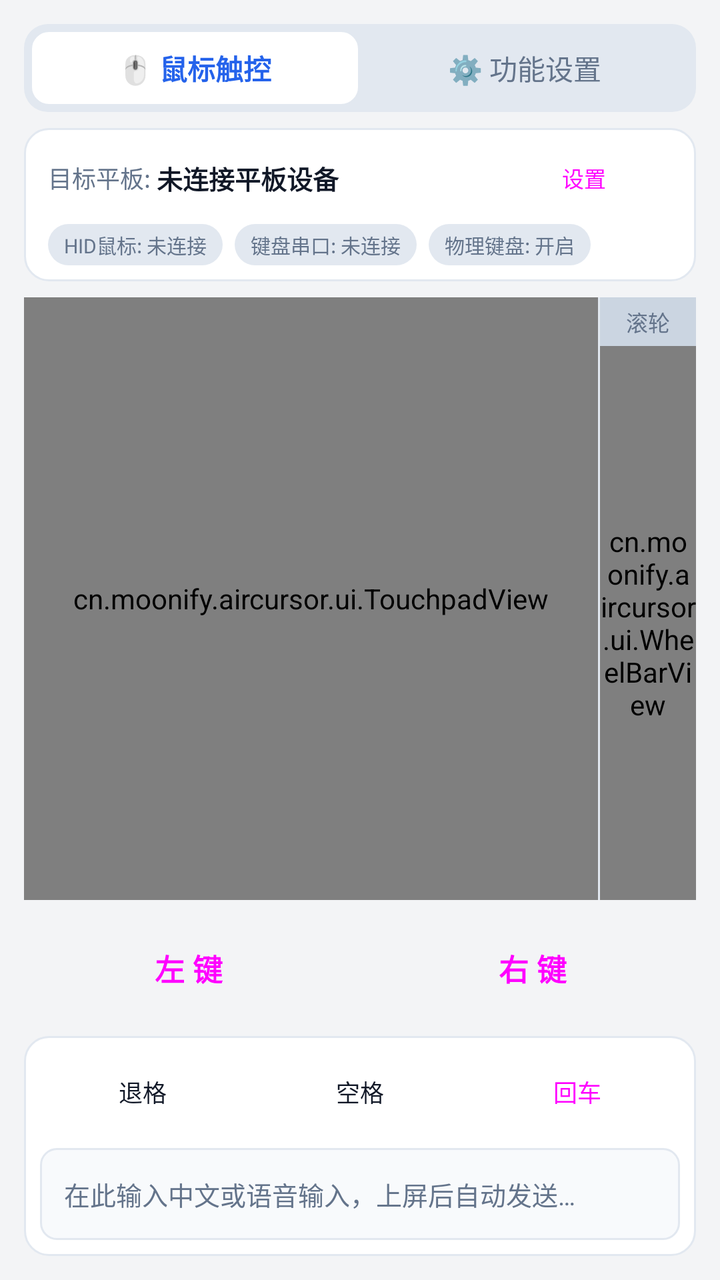
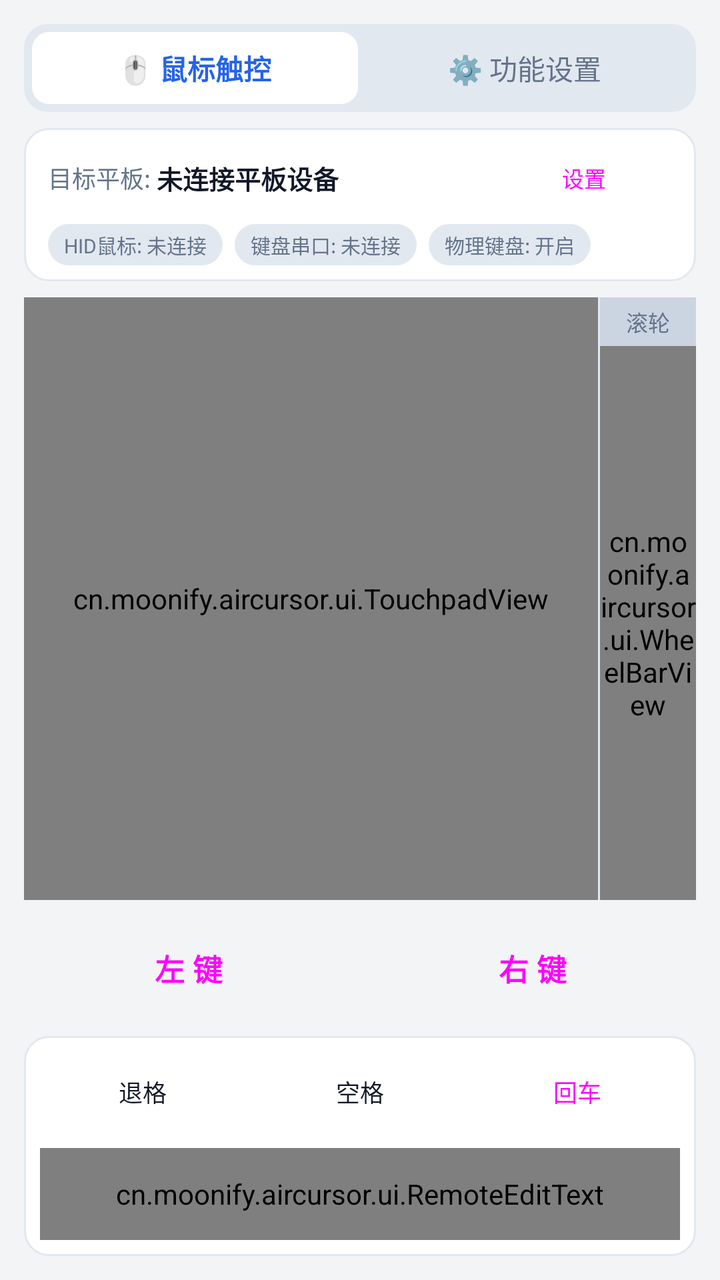

Two renders of the same Android screen: before a commit and after it. Below are the layout's source before the change and the commit's diff.
<!-- AndroidManifest.xml: application theme Theme.AirCursor -->
<!-- res/layout/activity_main.xml -->
<?xml version="1.0" encoding="utf-8"?>
<LinearLayout xmlns:android="http://schemas.android.com/apk/res/android"
    xmlns:tools="http://schemas.android.com/tools"
    xmlns:app="http://schemas.android.com/apk/res-auto"
    android:layout_width="match_parent"
    android:layout_height="match_parent"
    android:background="@color/bg_dark"
    android:orientation="vertical"
    android:padding="12dp"
    tools:context=".MainActivity">

    
    <LinearLayout
        android:id="@+id/layoutTabContainer"
        android:layout_width="match_parent"
        android:layout_height="44dp"
        android:background="@drawable/bg_tab_container"
        android:orientation="horizontal"
        android:padding="3dp">

        <TextView
            android:id="@+id/btnTabMouse"
            android:layout_width="0dp"
            android:layout_height="match_parent"
            android:layout_weight="1"
            android:background="@drawable/bg_tab_active"
            android:clickable="true"
            android:focusable="true"
            android:gravity="center"
            android:text="@string/tab_mouse"
            android:textColor="@color/primary"
            android:textSize="14sp"
            android:textStyle="bold" />

        <TextView
            android:id="@+id/btnTabSettings"
            android:layout_width="0dp"
            android:layout_height="match_parent"
            android:layout_weight="1"
            android:background="@android:color/transparent"
            android:clickable="true"
            android:focusable="true"
            android:gravity="center"
            android:text="@string/tab_settings"
            android:textColor="@color/text_secondary"
            android:textSize="14sp" />
    </LinearLayout>

    
    <LinearLayout
        android:id="@+id/layoutMouseContainer"
        android:layout_width="match_parent"
        android:layout_height="0dp"
        android:layout_marginTop="8dp"
        android:layout_weight="1"
        android:orientation="vertical">

        
        <LinearLayout
            android:id="@+id/cardConnectionProps"
            android:layout_width="match_parent"
            android:layout_height="wrap_content"
            android:background="@drawable/bg_card"
            android:clickable="true"
            android:focusable="true"
            android:orientation="vertical"
            android:paddingHorizontal="12dp"
            android:paddingVertical="8dp">

            
            <LinearLayout
                android:layout_width="match_parent"
                android:layout_height="wrap_content"
                android:gravity="center_vertical"
                android:orientation="horizontal">

                <TextView
                    android:layout_width="wrap_content"
                    android:layout_height="wrap_content"
                    android:text="目标平板: "
                    android:textColor="@color/text_secondary"
                    android:textSize="12sp" />

                <TextView
                    android:id="@+id/tvPropDevice"
                    android:layout_width="0dp"
                    android:layout_height="wrap_content"
                    android:layout_weight="1"
                    android:ellipsize="end"
                    android:maxLines="1"
                    android:text="@string/prop_device_none"
                    android:textColor="@color/text_primary"
                    android:textSize="13sp"
                    android:textStyle="bold" />

                <Button
                    android:id="@+id/btnPropAction"
                    style="@style/Widget.Material3.Button.TonalButton"
                    android:layout_width="wrap_content"
                    android:layout_height="34dp"
                    android:paddingHorizontal="10dp"
                    android:paddingVertical="0dp"
                    android:text="@string/prop_btn_settings"
                    android:textSize="11sp" />
            </LinearLayout>

            
            <LinearLayout
                android:layout_width="match_parent"
                android:layout_height="wrap_content"
                android:layout_marginTop="6dp"
                android:gravity="center_vertical"
                android:orientation="horizontal">

                
                <TextView
                    android:id="@+id/tvBadgeHid"
                    android:layout_width="wrap_content"
                    android:layout_height="wrap_content"
                    android:background="@drawable/bg_badge"
                    android:paddingHorizontal="8dp"
                    android:paddingVertical="3dp"
                    android:text="@string/prop_hid_disconnected"
                    android:textColor="@color/badge_gray_text"
                    android:textSize="10sp" />

                
                <TextView
                    android:id="@+id/tvBadgeRfcomm"
                    android:layout_width="wrap_content"
                    android:layout_height="wrap_content"
                    android:layout_marginStart="6dp"
                    android:background="@drawable/bg_badge"
                    android:paddingHorizontal="8dp"
                    android:paddingVertical="3dp"
                    android:text="@string/prop_rfcomm_disconnected"
                    android:textColor="@color/badge_gray_text"
                    android:textSize="10sp" />

                
                <TextView
                    android:id="@+id/tvBadgeCombo"
                    android:layout_width="wrap_content"
                    android:layout_height="wrap_content"
                    android:layout_marginStart="6dp"
                    android:background="@drawable/bg_badge"
                    android:paddingHorizontal="8dp"
                    android:paddingVertical="3dp"
                    android:text="@string/prop_combo_on"
                    android:textColor="@color/badge_gray_text"
                    android:textSize="10sp" />
            </LinearLayout>
        </LinearLayout>

        
        <LinearLayout
            android:layout_width="match_parent"
            android:layout_height="0dp"
            android:layout_marginTop="8dp"
            android:layout_weight="1"
            android:background="@color/bg_trackpad"
            android:orientation="horizontal">

            
            <cn.moonify.aircursor.ui.TouchpadView
                android:id="@+id/touchpadView"
                android:layout_width="0dp"
                android:layout_height="match_parent"
                android:layout_weight="1" />

            
            <View
                android:layout_width="1dp"
                android:layout_height="match_parent"
                android:background="@color/border_color" />

            
            <LinearLayout
                android:layout_width="48dp"
                android:layout_height="match_parent"
                android:orientation="vertical">

                <TextView
                    android:layout_width="match_parent"
                    android:layout_height="wrap_content"
                    android:background="@color/bg_scroll_header"
                    android:gravity="center"
                    android:paddingVertical="4dp"
                    android:text="@string/scroll_bar"
                    android:textColor="@color/text_secondary"
                    android:textSize="11sp" />

                <cn.moonify.aircursor.ui.WheelBarView
                    android:id="@+id/wheelBarView"
                    android:layout_width="match_parent"
                    android:layout_height="match_parent" />
            </LinearLayout>
        </LinearLayout>

        
        <LinearLayout
            android:layout_width="match_parent"
            android:layout_height="52dp"
            android:layout_marginTop="8dp"
            android:orientation="horizontal">

            <Button
                android:id="@+id/btnLeftClick"
                style="@style/Widget.Material3.Button.TonalButton"
                android:layout_width="0dp"
                android:layout_height="match_parent"
                android:layout_weight="1"
                android:text="@string/left_btn"
                android:textSize="15sp"
                android:textStyle="bold" />

            <Space
                android:layout_width="8dp"
                android:layout_height="match_parent" />

            <Button
                android:id="@+id/btnRightClick"
                style="@style/Widget.Material3.Button.TonalButton"
                android:layout_width="0dp"
                android:layout_height="match_parent"
                android:layout_weight="1"
                android:text="@string/right_btn"
                android:textSize="15sp"
                android:textStyle="bold" />
        </LinearLayout>

        
        <LinearLayout
            android:layout_width="match_parent"
            android:layout_height="wrap_content"
            android:layout_marginTop="8dp"
            android:background="@drawable/bg_card"
            android:orientation="vertical"
            android:padding="8dp">

            
            <LinearLayout
                android:layout_width="match_parent"
                android:layout_height="wrap_content"
                android:orientation="horizontal">

                <Button
                    android:id="@+id/btnBackspace"
                    style="@style/Widget.Material3.Button.OutlinedButton"
                    android:layout_width="0dp"
                    android:layout_height="40dp"
                    android:layout_weight="1"
                    android:text="@string/btn_backspace"
                    android:textColor="@color/text_primary"
                    android:textSize="12sp" />

                <Button
                    android:id="@+id/btnSpace"
                    style="@style/Widget.Material3.Button.OutlinedButton"
                    android:layout_width="0dp"
                    android:layout_height="40dp"
                    android:layout_marginStart="6dp"
                    android:layout_weight="1"
                    android:text="@string/btn_space"
                    android:textColor="@color/text_primary"
                    android:textSize="12sp" />

                <Button
                    android:id="@+id/btnEnter"
                    style="@style/Widget.Material3.Button"
                    android:layout_width="0dp"
                    android:layout_height="40dp"
                    android:layout_marginStart="6dp"
                    android:layout_weight="1"
                    android:text="@string/btn_enter"
                    android:textSize="12sp" />
            </LinearLayout>

            
            <EditText
                android:id="@+id/etInput"
                android:layout_width="match_parent"
                android:layout_height="46dp"
                android:layout_marginTop="8dp"
                android:background="@drawable/bg_edittext"
                android:hint="@string/input_hint"
                android:imeOptions="actionDone|flagNoExtractUi"
                android:inputType="text|textMultiLine"
                android:paddingHorizontal="12dp"
                android:textColor="@color/text_primary"
                android:textColorHint="@color/text_secondary"
                android:textSize="13sp" />
        </LinearLayout>
    </LinearLayout>


    
    <ScrollView
        android:id="@+id/layoutSettingsContainer"
        android:layout_width="match_parent"
        android:layout_height="0dp"
        android:layout_marginTop="8dp"
        android:layout_weight="1"
        android:scrollbars="vertical"
        android:visibility="gone">

        <LinearLayout
            android:layout_width="match_parent"
            android:layout_height="wrap_content"
            android:orientation="vertical"
            android:paddingBottom="24dp">

            
            <LinearLayout
                android:layout_width="match_parent"
                android:layout_height="wrap_content"
                android:background="@drawable/bg_card"
                android:orientation="vertical"
                android:padding="12dp">

                <TextView
                    android:layout_width="wrap_content"
                    android:layout_height="wrap_content"
                    android:text="@string/settings_section_device"
                    android:textColor="@color/text_primary"
                    android:textSize="14sp"
                    android:textStyle="bold" />

                <LinearLayout
                    android:layout_width="match_parent"
                    android:layout_height="wrap_content"
                    android:layout_marginTop="10dp"
                    android:gravity="center_vertical"
                    android:orientation="horizontal">

                    <TextView
                        android:layout_width="wrap_content"
                        android:layout_height="wrap_content"
                        android:text="目标设备:"
                        android:textColor="@color/text_primary"
                        android:textSize="13sp" />

                    <Spinner
                        android:id="@+id/spnDevices"
                        android:layout_width="0dp"
                        android:layout_height="42dp"
                        android:layout_marginStart="8dp"
                        android:layout_weight="1"
                        android:background="@drawable/bg_spinner"
                        android:popupBackground="@color/bg_surface" />

                    <Button
                        android:id="@+id/btnRefresh"
                        style="@style/Widget.Material3.Button.TonalButton"
                        android:layout_width="wrap_content"
                        android:layout_height="40dp"
                        android:layout_marginStart="6dp"
                        android:paddingHorizontal="10dp"
                        android:text="@string/refresh_devices"
                        android:textSize="12sp" />
                </LinearLayout>

                <LinearLayout
                    android:layout_width="match_parent"
                    android:layout_height="wrap_content"
                    android:layout_marginTop="10dp"
                    android:gravity="center_vertical"
                    android:orientation="horizontal">

                    <Button
                        android:id="@+id/btnConnect"
                        style="@style/Widget.Material3.Button"
                        android:layout_width="0dp"
                        android:layout_height="44dp"
                        android:layout_weight="2"
                        android:backgroundTint="@color/primary"
                        android:text="@string/connect"
                        android:textSize="13sp" />

                    <Button
                        android:id="@+id/btnDisconnect"
                        style="@style/Widget.Material3.Button.TonalButton"
                        android:layout_width="0dp"
                        android:layout_height="44dp"
                        android:layout_marginStart="8dp"
                        android:layout_weight="1"
                        android:text="@string/disconnect"
                        android:textSize="13sp" />
                </LinearLayout>

                <TextView
                    android:id="@+id/tvStatus"
                    android:layout_width="match_parent"
                    android:layout_height="wrap_content"
                    android:layout_marginTop="8dp"
                    android:text="@string/status_disconnected"
                    android:textColor="@color/accent_red"
                    android:textSize="12sp" />
            </LinearLayout>

            
            <LinearLayout
                android:layout_width="match_parent"
                android:layout_height="wrap_content"
                android:layout_marginTop="10dp"
                android:background="@drawable/bg_card"
                android:orientation="vertical"
                android:padding="12dp">

                <TextView
                    android:layout_width="wrap_content"
                    android:layout_height="wrap_content"
                    android:text="@string/settings_section_keyboard"
                    android:textColor="@color/text_primary"
                    android:textSize="14sp"
                    android:textStyle="bold" />

                <androidx.appcompat.widget.SwitchCompat
                    android:id="@+id/switchComboMode"
                    android:layout_width="match_parent"
                    android:layout_height="wrap_content"
                    android:layout_marginTop="8dp"
                    android:checked="false"
                    android:text="实验性：外接键盘+鼠标复合模式"
                    android:textColor="@color/text_primary"
                    android:textSize="13sp" />

                <TextView
                    android:layout_width="match_parent"
                    android:layout_height="wrap_content"
                    android:layout_marginTop="2dp"
                    android:text="默认关闭（使用纯标准 Boot 鼠标，稳定不乱窜）。若需开启复合模式，必须在平板蓝牙中【取消配对并重新配对】，避免蓝牙描述符缓存错位导致鼠标乱窜。"
                    android:textColor="@color/text_secondary"
                    android:textSize="11sp" />

                <View
                    android:layout_width="match_parent"
                    android:layout_height="1dp"
                    android:layout_marginVertical="10dp"
                    android:background="@color/border_color" />

                <Button
                    android:id="@+id/btnTabletSettings"
                    style="@style/Widget.Material3.Button.OutlinedButton"
                    android:layout_width="match_parent"
                    android:layout_height="42dp"
                    android:text="平板端 AirCursor 输入法配置指引"
                    android:textColor="@color/primary"
                    android:textSize="12sp" />
            </LinearLayout>

            
            <LinearLayout
                android:layout_width="match_parent"
                android:layout_height="wrap_content"
                android:layout_marginTop="10dp"
                android:background="@drawable/bg_card"
                android:orientation="vertical"
                android:padding="12dp">

                <TextView
                    android:layout_width="wrap_content"
                    android:layout_height="wrap_content"
                    android:text="@string/settings_section_theme"
                    android:textColor="@color/text_primary"
                    android:textSize="14sp"
                    android:textStyle="bold" />

                <TextView
                    android:layout_width="match_parent"
                    android:layout_height="wrap_content"
                    android:layout_marginTop="4dp"
                    android:text="界面主题外观切换，默认为黑夜模式："
                    android:textColor="@color/text_secondary"
                    android:textSize="12sp" />

                <RadioGroup
                    android:id="@+id/rgThemeMode"
                    android:layout_width="match_parent"
                    android:layout_height="wrap_content"
                    android:layout_marginTop="8dp"
                    android:orientation="vertical">

                    <RadioButton
                        android:id="@+id/rbThemeDark"
                        android:layout_width="match_parent"
                        android:layout_height="wrap_content"
                        android:checked="true"
                        android:text="@string/theme_dark"
                        android:textColor="@color/text_primary"
                        android:textSize="13sp" />

                    <RadioButton
                        android:id="@+id/rbThemeLight"
                        android:layout_width="match_parent"
                        android:layout_height="wrap_content"
                        android:layout_marginTop="4dp"
                        android:text="@string/theme_light"
                        android:textColor="@color/text_primary"
                        android:textSize="13sp" />

                    <RadioButton
                        android:id="@+id/rbThemeSystem"
                        android:layout_width="match_parent"
                        android:layout_height="wrap_content"
                        android:layout_marginTop="4dp"
                        android:text="@string/theme_system"
                        android:textColor="@color/text_primary"
                        android:textSize="13sp" />
                </RadioGroup>
            </LinearLayout>

            
            <LinearLayout
                android:layout_width="match_parent"
                android:layout_height="wrap_content"
                android:layout_marginTop="10dp"
                android:background="@drawable/bg_card"
                android:orientation="vertical"
                android:padding="12dp">

                <TextView
                    android:layout_width="wrap_content"
                    android:layout_height="wrap_content"
                    android:text="@string/settings_section_sensitivity"
                    android:textColor="@color/text_primary"
                    android:textSize="14sp"
                    android:textStyle="bold" />

                
                <TextView
                    android:id="@+id/tvTouchpadSensLabel"
                    android:layout_width="wrap_content"
                    android:layout_height="wrap_content"
                    android:layout_marginTop="8dp"
                    android:text="触控板灵敏度: 1.2x"
                    android:textColor="@color/text_primary"
                    android:textSize="13sp" />

                <SeekBar
                    android:id="@+id/sbTouchpadSens"
                    android:layout_width="match_parent"
                    android:layout_height="wrap_content"
                    android:layout_marginTop="4dp"
                    android:max="30"
                    android:progress="12" />

                
                <TextView
                    android:id="@+id/tvWheelSensLabel"
                    android:layout_width="wrap_content"
                    android:layout_height="wrap_content"
                    android:layout_marginTop="8dp"
                    android:text="滚轮灵敏度: 0.5x"
                    android:textColor="@color/text_primary"
                    android:textSize="13sp" />

                <SeekBar
                    android:id="@+id/sbWheelSens"
                    android:layout_width="match_parent"
                    android:layout_height="wrap_content"
                    android:layout_marginTop="4dp"
                    android:max="20"
                    android:progress="5" />
            </LinearLayout>

            
            <LinearLayout
                android:layout_width="match_parent"
                android:layout_height="wrap_content"
                android:layout_marginTop="10dp"
                android:background="@drawable/bg_card"
                android:orientation="vertical"
                android:padding="12dp">

                <TextView
                    android:layout_width="wrap_content"
                    android:layout_height="wrap_content"
                    android:text="@string/settings_section_about"
                    android:textColor="@color/text_primary"
                    android:textSize="14sp"
                    android:textStyle="bold" />

                <TextView
                    android:id="@+id/tvAboutVersion"
                    android:layout_width="wrap_content"
                    android:layout_height="wrap_content"
                    android:layout_marginTop="6dp"
                    android:text="AirCursor v1.1"
                    android:textColor="@color/accent_green"
                    android:textSize="12sp"
                    android:textStyle="bold" />

                <TextView
                    android:layout_width="wrap_content"
                    android:layout_height="wrap_content"
                    android:layout_marginTop="4dp"
                    android:lineSpacingExtra="2dp"
                    android:text="• 连接成功后可点击顶部【鼠标触控】切回主控界面。\n• 鼠标界面顶部展示连接属性状态，触控板面积更大、手势更自如。\n• 如需重新连接或切换设备，随时进入本设置页面操作。"
                    android:textColor="@color/text_secondary"
                    android:textSize="11sp" />
            </LinearLayout>

        </LinearLayout>
    </ScrollView>

</LinearLayout>
<!-- resources referenced by this layout -->
<resources>
  <color name="accent_green">#059669</color>
  <color name="accent_red">#DC2626</color>
  <color name="badge_gray_text">#64748B</color>
  <color name="bg_dark">#F3F4F6</color>
  <color name="bg_scroll_header">#CBD5E1</color>
  <color name="bg_surface">#FFFFFF</color>
  <color name="bg_trackpad">#E2E8F0</color>
  <color name="border_color">#E2E8F0</color>
  <color name="primary">#2563EB</color>
  <color name="text_primary">#111827</color>
  <color name="text_secondary">#64748B</color>
  <!-- drawable bg_badge (drawable) -->
  <?xml version="1.0" encoding="utf-8"?>
  <shape xmlns:android="http://schemas.android.com/apk/res/android"
      android:shape="rectangle">
      <solid android:color="@color/badge_gray_bg" />
      <corners android:radius="14dp" />
  </shape>
  <!-- drawable bg_card (drawable) -->
  <?xml version="1.0" encoding="utf-8"?>
  <shape xmlns:android="http://schemas.android.com/apk/res/android"
      android:shape="rectangle">
      <solid android:color="@color/bg_surface" />
      <corners android:radius="12dp" />
      <stroke
          android:width="1dp"
          android:color="@color/border_color" />
  </shape>
  <!-- drawable bg_edittext (drawable) -->
  <?xml version="1.0" encoding="utf-8"?>
  <shape xmlns:android="http://schemas.android.com/apk/res/android"
      android:shape="rectangle">
      <solid android:color="@color/input_bg" />
      <corners android:radius="8dp" />
      <stroke
          android:width="1dp"
          android:color="@color/border_color" />
  </shape>
  <!-- drawable bg_tab_active (drawable) -->
  <?xml version="1.0" encoding="utf-8"?>
  <shape xmlns:android="http://schemas.android.com/apk/res/android"
      android:shape="rectangle">
      <solid android:color="@color/tab_selected" />
      <corners android:radius="9dp" />
      <stroke
          android:width="1dp"
          android:color="@color/border_color" />
  </shape>
  <!-- drawable bg_tab_container (drawable) -->
  <?xml version="1.0" encoding="utf-8"?>
  <shape xmlns:android="http://schemas.android.com/apk/res/android"
      android:shape="rectangle">
      <solid android:color="@color/tab_bg" />
      <corners android:radius="12dp" />
  </shape>
  <string name="btn_backspace">退格</string>
  <string name="btn_enter">回车</string>
  <string name="btn_space">空格</string>
  <string name="connect">连接平板 (HID+RFCOMM)</string>
  <string name="disconnect">断开连接</string>
  <string name="input_hint">在此输入中文或语音输入，上屏后自动发送…</string>
  <string name="left_btn">左 键</string>
  <string name="prop_btn_settings">设置</string>
  <string name="prop_combo_on">物理键盘: 开启</string>
  <string name="prop_device_none">未连接平板设备</string>
  <string name="prop_hid_disconnected">HID鼠标: 未连接</string>
  <string name="prop_rfcomm_disconnected">键盘串口: 未连接</string>
  <string name="refresh_devices">刷新设备</string>
  <string name="right_btn">右 键</string>
  <string name="scroll_bar">滚轮</string>
  <string name="settings_section_about">ℹ️ 关于与使用指引</string>
  <string name="settings_section_device">📱 平板设备与蓝牙连接</string>
  <string name="settings_section_keyboard">⌨️ 键盘与输入模式</string>
  <string name="settings_section_sensitivity">🎛️ 触控与滚轮灵敏度</string>
  <string name="settings_section_theme">🎨 界面外观与主题</string>
  <string name="status_disconnected">状态: 未连接</string>
  <string name="tab_mouse">🖱️ 鼠标触控</string>
  <string name="tab_settings">⚙️ 功能设置</string>
  <string name="theme_dark">🌙 黑夜模式 (默认)</string>
  <string name="theme_light">☀️ 白天模式</string>
  <string name="theme_system">📱 跟随系统</string>
  <style name="Theme.AirCursor" parent="Base.Theme.AirCursor" />
  <color name="badge_gray_bg">#E2E8F0</color>
  <color name="input_bg">#F8FAFC</color>
  <color name="bg_surface_secondary">#F1F5F9</color>
  <color name="tab_selected">#FFFFFF</color>
  <color name="tab_bg">#E2E8F0</color>
  <color name="white">#FFFFFFFF</color>
  <!-- unchanged entries left out for length: 2 -->
</resources>

<!-- the commit's change to res/layout/activity_main.xml (unified diff, before → after) -->
@@ -277,7 +277,7 @@
             </LinearLayout>
 
             
-            <EditText
+            <cn.moonify.aircursor.ui.RemoteEditText
                 android:id="@+id/etInput"
                 android:layout_width="match_parent"
                 android:layout_height="46dp"
@@ -285,7 +285,7 @@
                 android:background="@drawable/bg_edittext"
                 android:hint="@string/input_hint"
                 android:imeOptions="actionDone|flagNoExtractUi"
-                android:inputType="text|textMultiLine"
+                android:inputType="text"
                 android:paddingHorizontal="12dp"
                 android:textColor="@color/text_primary"
                 android:textColorHint="@color/text_secondary"
